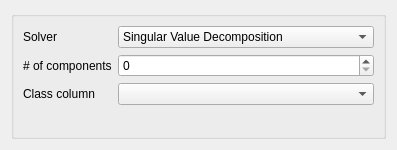
The window that ui/dimred_LDA.ui (europlanet-gmap/PyHAT_Point_Spectra_GUI) describes before a commit, drawn with Qt 5.
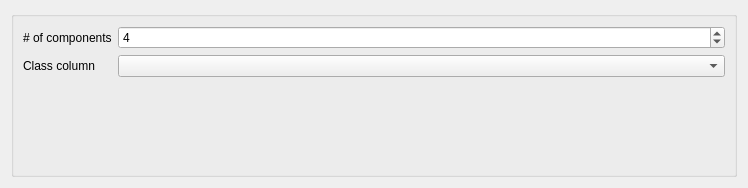
The same window after the commit.

The edit to the form file:
```diff
--- a/ui/dimred_LDA.ui
+++ b/ui/dimred_LDA.ui
@@ -6,8 +6,8 @@
    <rect>
     <x>0</x>
     <y>0</y>
-    <width>397</width>
-    <height>150</height>
+    <width>748</width>
+    <height>188</height>
    </rect>
   </property>
   <property name="sizePolicy">
@@ -26,47 +26,33 @@
       <property name="fieldGrowthPolicy">
        <enum>QFormLayout::AllNonFixedFieldsGrow</enum>
       </property>
-      <item row="1" column="0">
+      <item row="0" column="0">
        <widget class="QLabel" name="nc_label">
         <property name="text">
          <string># of components</string>
         </property>
        </widget>
       </item>
-      <item row="1" column="1">
-       <widget class="QSpinBox" name="nc_spin"/>
+      <item row="0" column="1">
+       <widget class="QSpinBox" name="nc_spin">
+        <property name="minimum">
+         <number>1</number>
+        </property>
+        <property name="value">
+         <number>4</number>
+        </property>
+       </widget>
       </item>
-      <item row="2" column="0">
+      <item row="1" column="0">
        <widget class="QLabel" name="class_label">
         <property name="text">
          <string>Class column</string>
         </property>
        </widget>
       </item>
-      <item row="2" column="1">
+      <item row="1" column="1">
        <widget class="QComboBox" name="class_combo"/>
       </item>
-      <item row="0" column="0">
-       <widget class="QLabel" name="label">
-        <property name="text">
-         <string>Solver</string>
-        </property>
-       </widget>
-      </item>
-      <item row="0" column="1">
-       <widget class="QComboBox" name="comboBox">
-        <item>
-         <property name="text">
-          <string>Singular Value Decomposition</string>
-         </property>
-        </item>
-        <item>
-         <property name="text">
-          <string>Eigenvalue</string>
-         </property>
-        </item>
-       </widget>
-      </item>
      </layout>
     </widget>
    </item>
```
